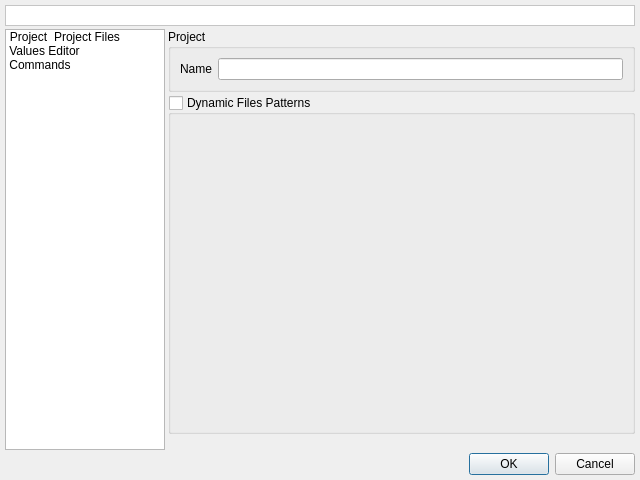
Above: v2/branches/dev/plugins/xup/XUP/src/gui/UIXUPEditor.ui from testmana2/mks before the change. Below: the same form after it.
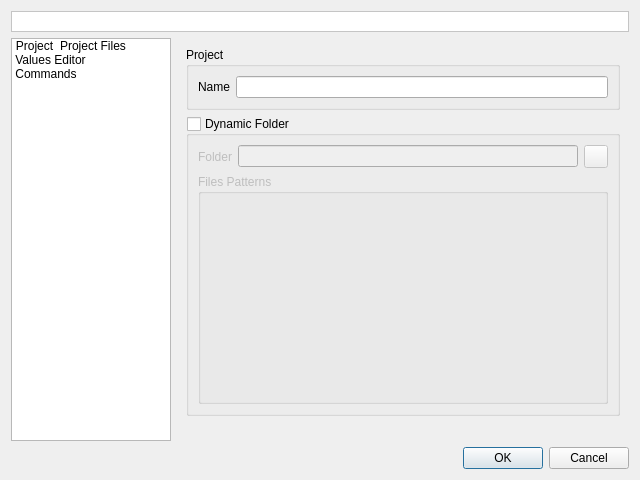
That is the form after the change. Icons and pictures are not drawn. Custom widgets are drawn as their Qt base class.

Commit message: Add primary support for DynamicFolder !

The edit to the form file:
```diff
--- a/v2/branches/dev/plugins/xup/XUP/src/gui/UIXUPEditor.ui
+++ b/v2/branches/dev/plugins/xup/XUP/src/gui/UIXUPEditor.ui
@@ -14,12 +14,6 @@
    <string>XUP Project Editor</string>
   </property>
   <layout class="QGridLayout" name="gridLayout_2">
-   <property name="margin">
-    <number>5</number>
-   </property>
-   <property name="spacing">
-    <number>3</number>
-   </property>
    <item row="1" column="0">
     <widget class="QListWidget" name="lwPages">
      <property name="minimumSize">
@@ -90,13 +84,7 @@
       <number>0</number>
      </property>
      <widget class="QWidget" name="wProject">
-      <layout class="QVBoxLayout" name="verticalLayout_6">
-       <property name="spacing">
-        <number>3</number>
-       </property>
-       <property name="margin">
-        <number>0</number>
-       </property>
+      <layout class="QVBoxLayout" name="verticalLayout_2">
        <item>
         <widget class="QGroupBox" name="gbProject">
          <property name="sizePolicy">
@@ -108,9 +96,6 @@
          <property name="title">
           <string>Project</string>
          </property>
-         <property name="checkable">
-          <bool>false</bool>
-         </property>
          <layout class="QGridLayout" name="gridLayout">
           <item row="0" column="0">
            <widget class="QLabel" name="lProjectName">
@@ -129,7 +114,7 @@
         </widget>
        </item>
        <item>
-        <widget class="pStringListEditor" name="gbDynamicFilesPatterns">
+        <widget class="QGroupBox" name="gbDynamicFolder">
          <property name="sizePolicy">
           <sizepolicy hsizetype="Preferred" vsizetype="Expanding">
            <horstretch>0</horstretch>
@@ -137,7 +122,7 @@
           </sizepolicy>
          </property>
          <property name="title">
-          <string>Dynamic Files Patterns</string>
+          <string>Dynamic Folder</string>
          </property>
          <property name="checkable">
           <bool>true</bool>
@@ -145,6 +130,46 @@
          <property name="checked">
           <bool>false</bool>
          </property>
+         <layout class="QVBoxLayout" name="verticalLayout">
+          <item>
+           <layout class="QHBoxLayout" name="hlDynamicFolder">
+            <item>
+             <widget class="QLabel" name="lDynamicFolder">
+              <property name="text">
+               <string>Folder</string>
+              </property>
+             </widget>
+            </item>
+            <item>
+             <widget class="QLineEdit" name="leDynamicFolder"/>
+            </item>
+            <item>
+             <widget class="QToolButton" name="tbDynamicFolder">
+              <property name="icon">
+               <iconset resource="../../../../../monkey/src/resources/resources.qrc">
+                <normaloff>:/listeditor/icons/listeditor/folder.png</normaloff>:/listeditor/icons/listeditor/folder.png</iconset>
+              </property>
+             </widget>
+            </item>
+           </layout>
+          </item>
+          <item>
+           <widget class="pStringListEditor" name="gbDynamicFilesPatterns">
+            <property name="sizePolicy">
+             <sizepolicy hsizetype="Preferred" vsizetype="Expanding">
+              <horstretch>0</horstretch>
+              <verstretch>0</verstretch>
+             </sizepolicy>
+            </property>
+            <property name="title">
+             <string>Files Patterns</string>
+            </property>
+            <property name="flat">
+             <bool>true</bool>
+            </property>
+           </widget>
+          </item>
+         </layout>
         </widget>
        </item>
        <item>
```
Left out of the diff: 13 changed lines with no effect on the pictures. The commit also changes 16 other files.
